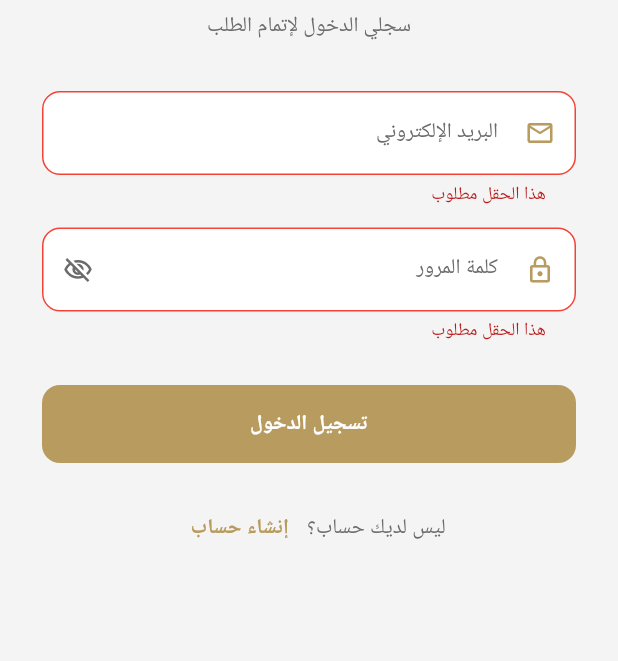
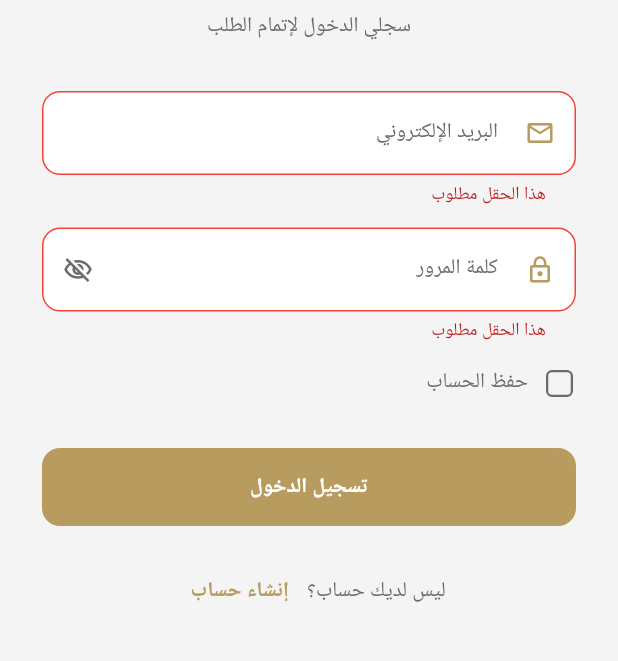
Before and after one commit to aboudz-bit/golden-pearl, a Flutter app: the LoginScreen screen opened directly, after a tap on "تسجيل الدخول", on a phone screen of 412 x 824 dp, the part 302-963 px from its top. Run offline on Flutter 3.47's test engine with Material 3 defaults, Android fonts, the phone set to English and light mode, and no system bars; our stand-ins replace shared_preferences, video_player; missing offline and left inert: dart:html; accounts and stored records are empty; network calls fail.

Commit message:
Saved progress at the end of the loop
Replit-Commit-Author: Agent
Replit-Commit-Session-Id: 594d9084-fc55-4855-8da7-67cae3fb758f
Replit-Commit-Checkpoint-Type: full_checkpoint
Replit-Commit-Event-Id: 53d837ee-b648-4677-aa58-91513d9b2fb7
Replit-Commit-Screenshot-Url: https://storage.googleapis.com/screenshot-production-us-central1/092abce6-58f2-4c03-a2f8-b776b35aaa5a/594d9084-fc55-4855-8da7-67cae3fb758f/scEBdzk
Replit-Helium-Checkpoint-Created: true

```diff
--- a/golden_pearl/lib/l10n/app_ar.arb
+++ b/golden_pearl/lib/l10n/app_ar.arb
@@ -233,5 +233,7 @@
   "items": "العناصر",
   "deliveryFee": "رسوم التوصيل",
   "trackingNumber": "رقم التتبع",
-  "confirm": "تأكيد"
+  "confirm": "تأكيد",
+  "rememberMe": "حفظ الحساب",
+  "useAnotherAccount": "تسجيل بحساب آخر"
 }
--- a/golden_pearl/lib/l10n/app_en.arb
+++ b/golden_pearl/lib/l10n/app_en.arb
@@ -233,5 +233,7 @@
   "items": "Items",
   "deliveryFee": "Delivery fee",
   "trackingNumber": "Tracking number",
-  "confirm": "Confirm"
+  "confirm": "Confirm",
+  "rememberMe": "Remember me",
+  "useAnotherAccount": "Use another account"
 }
--- a/golden_pearl/lib/screens/login_screen.dart
+++ b/golden_pearl/lib/screens/login_screen.dart
@@ -1,9 +1,11 @@
 import 'package:flutter/material.dart';
 import 'package:provider/provider.dart';
+import 'package:shared_preferences/shared_preferences.dart';
 import '../l10n/generated/app_localizations.dart';
 import '../main.dart';
 import '../providers/auth_provider.dart';
 import '../providers/cart_provider.dart';
+import '../providers/language_provider.dart';
 
 class LoginScreen extends StatefulWidget {
   const LoginScreen({super.key});
@@ -21,6 +23,64 @@ class _LoginScreenState extends State<LoginScreen> {
   bool _isRegister = false;
   bool _submitting = false;
   bool _obscurePassword = true;
+  bool _rememberMe = false;
+  bool _hasSavedAccount = false;
+  bool _prefsLoaded = false;
+
+  @override
+  void initState() {
+    super.initState();
+    _loadSavedAccount();
+  }
+
+  Future<void> _loadSavedAccount() async {
+    final prefs = await SharedPreferences.getInstance();
+    final saved = prefs.getBool('rememberAccount') ?? false;
+    final identifier = prefs.getString('savedIdentifier') ?? '';
+    final savedLang = prefs.getString('savedLanguage');
+
+    if (saved && identifier.isNotEmpty) {
+      _emailController.text = identifier;
+      _rememberMe = true;
+      _hasSavedAccount = true;
+
+      if (savedLang != null && mounted) {
+        final langProvider = Provider.of<LanguageProvider>(context, listen: false);
+        if (langProvider.languageCode != savedLang) {
+          langProvider.setLanguage(savedLang);
+        }
+      }
+    }
+
+    if (mounted) setState(() => _prefsLoaded = true);
+  }
+
+  Future<void> _saveRememberMe(String identifier) async {
+    final prefs = await SharedPreferences.getInstance();
+    if (_rememberMe) {
+      await prefs.setBool('rememberAccount', true);
+      await prefs.setString('savedIdentifier', identifier);
+      final lang = Provider.of<LanguageProvider>(context, listen: false).languageCode;
+      await prefs.setString('savedLanguage', lang);
+    } else {
+      await prefs.remove('rememberAccount');
+      await prefs.remove('savedIdentifier');
+      await prefs.remove('savedLanguage');
+    }
+  }
+
+  Future<void> _clearSavedAccount() async {
+    final prefs = await SharedPreferences.getInstance();
+    await prefs.remove('rememberAccount');
+    await prefs.remove('savedIdentifier');
+    await prefs.remove('savedLanguage');
+    setState(() {
+      _emailController.clear();
+      _passwordController.clear();
+      _rememberMe = false;
+      _hasSavedAccount = false;
+    });
+  }
 
   @override
   void dispose() {
@@ -63,6 +123,10 @@ class _LoginScreenState extends State<LoginScreen> {
         ),
       );
       return;
+    }
+
+    if (!_isRegister) {
+      await _saveRememberMe(_emailController.text.trim());
     }
 
     try {
@@ -159,6 +223,42 @@ class _LoginScreenState extends State<LoginScreen> {
                   ],
                 ),
               ),
+              if (!_isRegister && _prefsLoaded) ...[
+                const SizedBox(height: 12),
+                InkWell(
+                  onTap: () => setState(() => _rememberMe = !_rememberMe),
+                  borderRadius: BorderRadius.circular(8),
+                  child: Padding(
+                    padding: const EdgeInsets.symmetric(vertical: 4),
+                    child: Row(
+                      children: [
+                        SizedBox(
+                          width: 22,
+                          height: 22,
+                          child: Checkbox(
+                            value: _rememberMe,
+                            onChanged: (v) => setState(() => _rememberMe = v ?? false),
+                            activeColor: kGoldPrimary,
+                            shape: RoundedRectangleBorder(borderRadius: BorderRadius.circular(4)),
+                            side: BorderSide(color: _rememberMe ? kGoldPrimary : kSecondaryText, width: 1.5),
+                            materialTapTargetSize: MaterialTapTargetSize.shrinkWrap,
+                            visualDensity: VisualDensity.compact,
+                          ),
+                        ),
+                        const SizedBox(width: 10),
+                        Text(
+                          l10n.rememberMe,
+                          style: TextStyle(
+                            fontSize: 14,
+                            color: _rememberMe ? kCharcoal : kSecondaryText,
+                            fontWeight: _rememberMe ? FontWeight.w500 : FontWeight.w400,
+                          ),
+                        ),
+                      ],
+                    ),
+                  ),
+                ),
+              ],
               const SizedBox(height: 28),
               SizedBox(
                 width: double.infinity,
@@ -170,6 +270,24 @@ class _LoginScreenState extends State<LoginScreen> {
                       : Text(_isRegister ? l10n.register : l10n.login),
                 ),
               ),
+              if (!_isRegister && _hasSavedAccount) ...[
+                const SizedBox(height: 12),
+                TextButton.icon(
+                  onPressed: _clearSavedAccount,
+                  icon: const Icon(Icons.switch_account_outlined, size: 18, color: kGoldPrimary),
+                  label: Text(
+                    l10n.useAnotherAccount,
+                    style: const TextStyle(fontSize: 13, color: kGoldPrimary, fontWeight: FontWeight.w500),
+                  ),
+                  style: TextButton.styleFrom(
+                    padding: const EdgeInsets.symmetric(horizontal: 16, vertical: 8),
+                    shape: RoundedRectangleBorder(
+                      borderRadius: BorderRadius.circular(10),
+                      side: BorderSide(color: kGoldPrimary.withOpacity(0.2)),
+                    ),
+                  ),
+                ),
+              ],
               const SizedBox(height: 20),
               Row(
                 mainAxisAlignment: MainAxisAlignment.center,
```
Also changed, not shown: golden_pearl/lib/l10n/generated/app_localizations.dart, golden_pearl/lib/l10n/generated/app_localizations_ar.dart, golden_pearl/lib/l10n/generated/app_localizations_en.dart, 4 other files.
